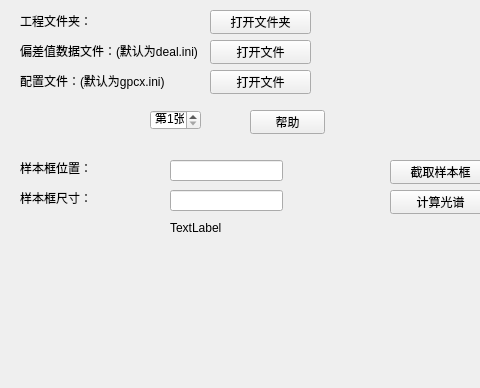
TomoyoNatsume/MultispecProcess, file specextract.ui: the form before one commit; both pictures show x 0 to 480 and y 0 to 388 of the 800 by 600 pixel window.
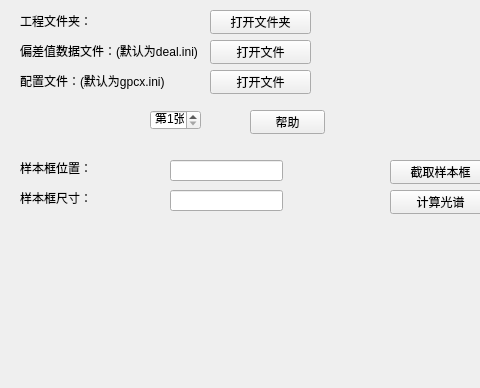
The form after the commit.

Diff of the .ui file:
```diff
--- a/specextract.ui
+++ b/specextract.ui
@@ -176,7 +176,7 @@
      </rect>
     </property>
     <property name="text">
-     <string>TextLabel</string>
+     <string/>
     </property>
    </widget>
    <widget class="QLabel" name="label_opened_folder">
```
